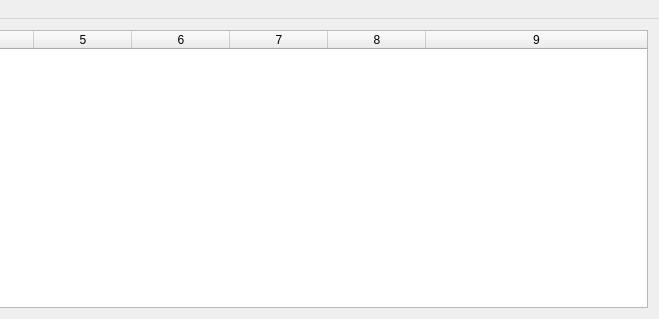
This is mainwindow.ui in abreurodri/LogFileView_IB as Qt 5 draws it before an edit; both pictures show x 370 to 1029 and y 0 to 319 of the 1029 by 319 pixel window. The edited form follows.
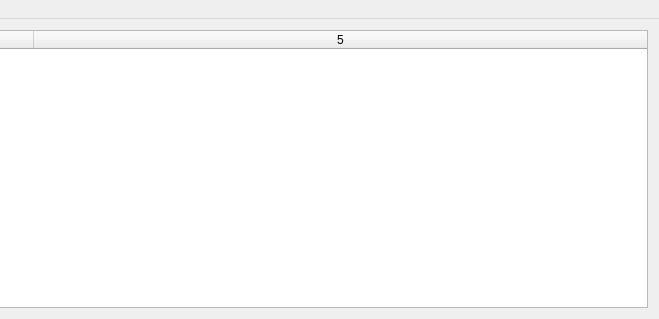
This is the edited form.

Patch:
```diff
--- a/mainwindow.ui
+++ b/mainwindow.ui
@@ -10,6 +10,18 @@
     <height>319</height>
    </rect>
   </property>
+  <property name="minimumSize">
+   <size>
+    <width>1029</width>
+    <height>0</height>
+   </size>
+  </property>
+  <property name="maximumSize">
+   <size>
+    <width>1029</width>
+    <height>16777215</height>
+   </size>
+  </property>
   <property name="windowTitle">
    <string>Visor de Histórico de Eventos SBU</string>
   </property>
@@ -20,6 +32,12 @@
    <layout class="QVBoxLayout" name="verticalLayout">
     <item>
      <widget class="QTableWidget" name="tableWidget">
+      <property name="maximumSize">
+       <size>
+        <width>1011</width>
+        <height>1000</height>
+       </size>
+      </property>
       <property name="styleSheet">
        <string notr="true"/>
       </property>
@@ -33,7 +51,7 @@
        <number>0</number>
       </property>
       <property name="columnCount">
-       <number>9</number>
+       <number>5</number>
       </property>
       <attribute name="horizontalHeaderDefaultSectionSize">
        <number>98</number>
@@ -46,10 +64,6 @@
       <column/>
       <column/>
       <column/>
-      <column/>
-      <column/>
-      <column/>
-      <column/>
      </widget>
     </item>
    </layout>
```
Left out of the diff: 41 changed lines with no effect on the pictures.
